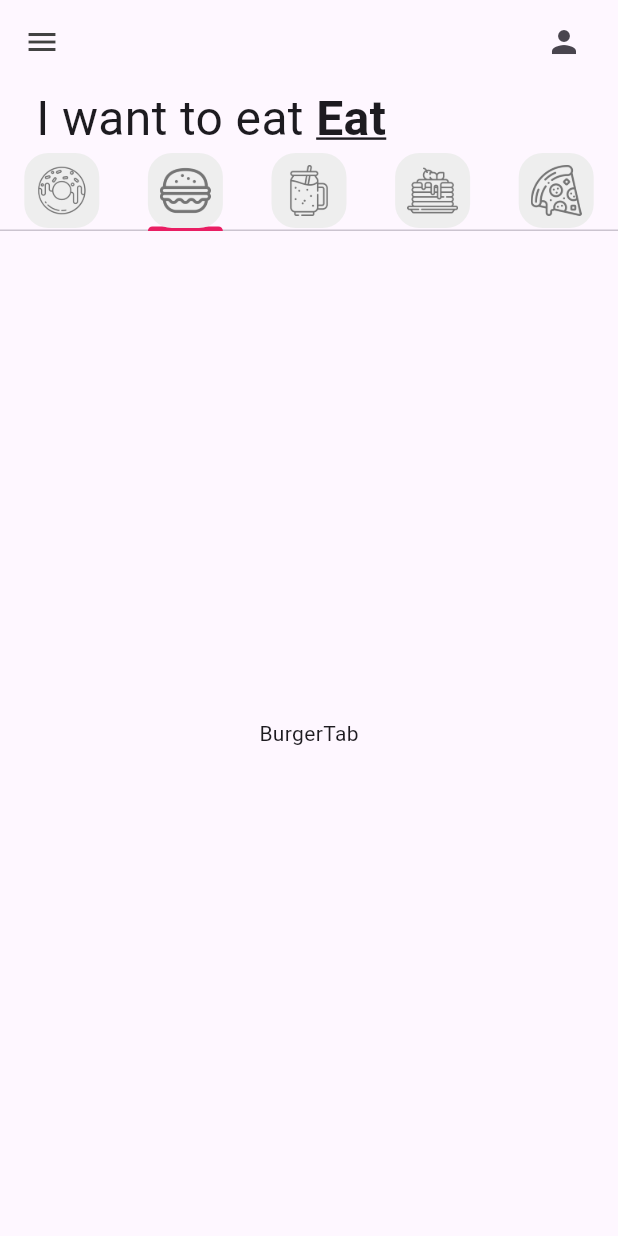
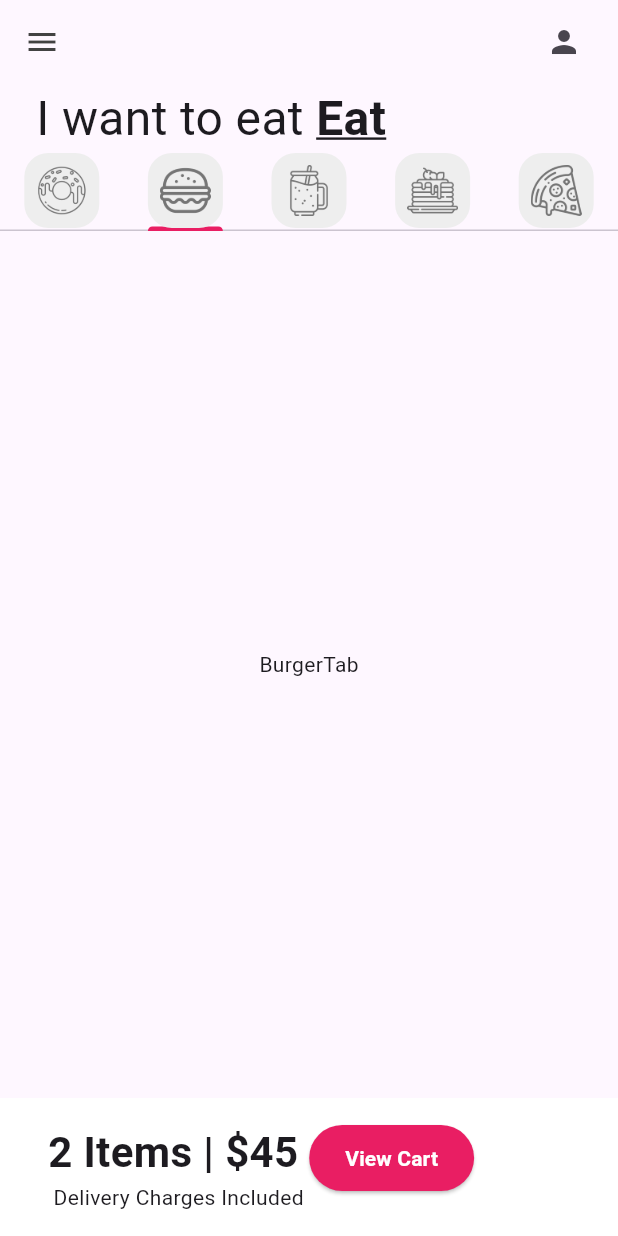
Before and after one commit to Luis0105/dount_app_5sa, a Flutter app: the screen it shows after launch, tab 2 chosen, on a phone screen of 412 x 824 dp. Run offline on Flutter 3.47's test engine with Material 3 defaults, Android fonts, the phone set to English and light mode, and no system bars.

Commit message:
ShoppingCart added

```diff
--- a/lib/pages/home_page.dart
+++ b/lib/pages/home_page.dart
@@ -4,6 +4,7 @@ import 'package:dount_app_5sa/tabs/pancakes_tab.dart';
 import 'package:dount_app_5sa/tabs/pizza_tab.dart';
 import 'package:dount_app_5sa/tabs/smoothie_tab.dart';
 import 'package:dount_app_5sa/utils/my_tab.dart';
+import 'package:dount_app_5sa/utils/shopping_cart.dart';
 import 'package:flutter/material.dart';
 
 class HomePage extends StatefulWidget {
@@ -91,8 +92,9 @@ class _HomePageState extends State<HomePage> {
                 PanCakesTab(),
                 PizzaTab()
               ]),
-            )
+            ),
             // 4. Carrito (Car)
+            const ShoppingCart()
           ],
         ),
       ),
--- a/lib/tabs/donut_tab.dart
+++ b/lib/tabs/donut_tab.dart
@@ -39,7 +39,7 @@ class DonutTab extends StatelessWidget {
             // Número de columnas
             crossAxisCount: 2,
             // Proporción entre ancho y alto
-            childAspectRatio: 1 / 1.7),
+            childAspectRatio: 1 / 1.8),
         // Cuántos elementos
         itemCount: 4,
         padding: const EdgeInsets.all(12),
--- /dev/null
+++ b/lib/utils/shopping_cart.dart
@@ -0,0 +1,43 @@
+import 'package:flutter/material.dart';
+
+class ShoppingCart extends StatelessWidget {
+  const ShoppingCart({
+    super.key,
+  });
+
+  @override
+  Widget build(BuildContext context) {
+    return Container(
+      color: Colors.white,
+      padding: const EdgeInsets.all(16),
+      child: Row(
+        crossAxisAlignment: CrossAxisAlignment.start,
+        children: [
+          const Padding(
+            padding: EdgeInsets.only(left: 16),
+            child: Column(
+              children: [
+                Text(
+                  '2 Items | \$45 ',
+                  style: TextStyle(fontWeight: FontWeight.bold, fontSize: 28),
+                ),
+                Text('Delivery Charges Included')
+              ],
+            ),
+          ),
+          ElevatedButton(
+              onPressed: () {},
+              style: ElevatedButton.styleFrom(
+                  backgroundColor: Colors.pink,
+                  padding:
+                      const EdgeInsets.symmetric(horizontal: 24, vertical: 12)),
+              child: const Text(
+                'View Cart',
+                style:
+                    TextStyle(color: Colors.white, fontWeight: FontWeight.bold),
+              ))
+        ],
+      ),
+    );
+  }
+}
```
Also changed, not shown: lib/utils/donut_tile.dart (+31 -37 lines).
